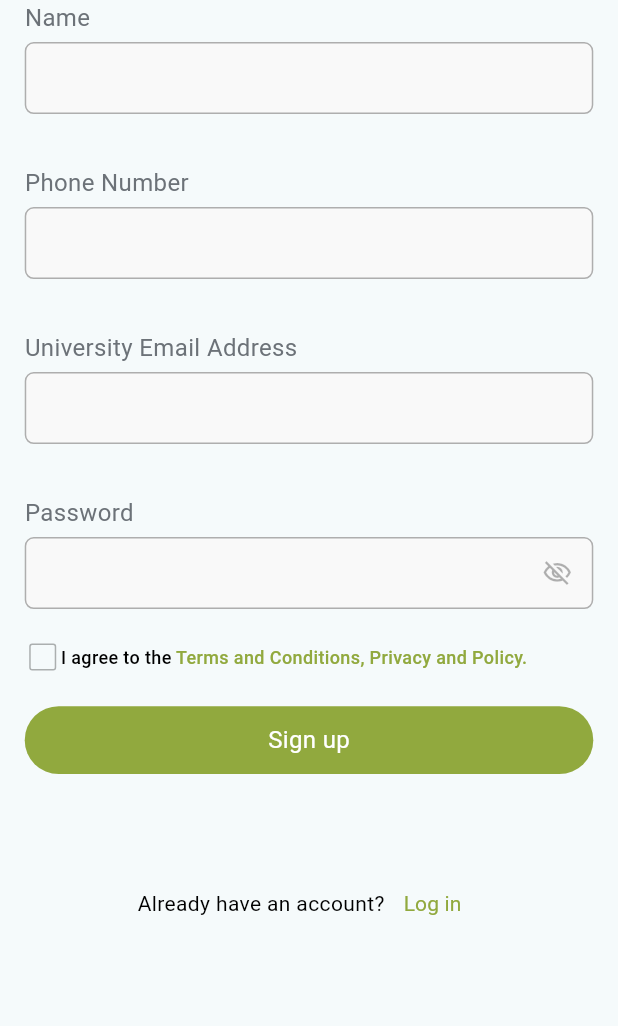
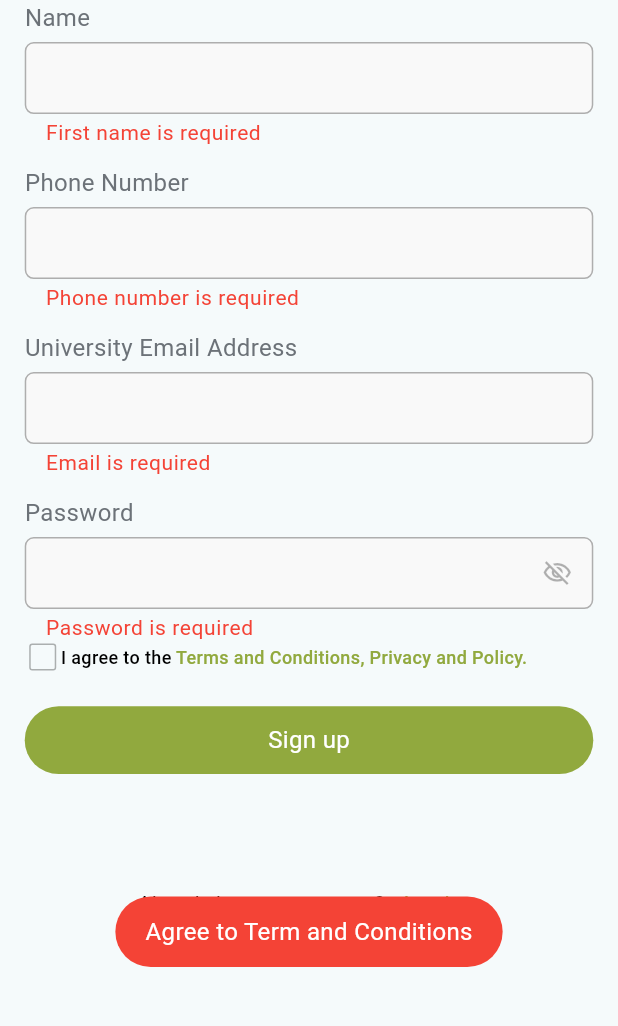
Before and after one commit to Abdulla-Khan/FlourishU, a Flutter app: the SignUpView screen opened by its route, after a tap on "Sign up", on a phone screen of 412 x 824 dp, the part 173-1199 px from its top. Run offline on Flutter 3.47's test engine with Material 3 defaults, Android fonts, the phone set to English and light mode, and no system bars; our stand-ins replace flutter_svg, fluttertoast, get, get_storage, google_fonts, jwt_decoder and 1 more; missing offline and left inert: wheel_slider; accounts and stored records are empty; network calls fail; Roboto replaces fonts that are missing (Helvetica Light).

Commit message:
Toasts Added. Auth Completed

```diff
--- a/lib/controllers/sign_up_controller.dart
+++ b/lib/controllers/sign_up_controller.dart
@@ -1,8 +1,11 @@
 import 'dart:developer';
 
 import 'package:flourish/utils/services/api_service.dart';
+import 'package:flourish/utils/services/form_validation_service.dart';
 import 'package:flutter/material.dart';
 import 'package:get/get.dart';
+
+import '../utils/services/toast_service.dart';
 
 class SignUpController extends GetxController {
   RxBool checkBoxValue = false.obs;
@@ -14,8 +17,28 @@ class SignUpController extends GetxController {
   RxString emailError = ''.obs;
   RxString passwordError = ''.obs;
   RxString nameError = ''.obs;
+  RxString checkBoxError = ''.obs;
   RxString phoneError = ''.obs;
   ApiService apiService = ApiService();
+
+  bool validateForm() {
+    validateEmail(emailController.text, emailError);
+    validateCompletePassword(passwordController.text, passwordError);
+    validateName(nameController.text, nameError);
+    validatePhoneNumber(phoneController.text, phoneError);
+    if (!checkBoxValue.value) {
+      FlutterToastService().showError("Agree to Term and Conditions");
+      checkBoxError.value = 'You must agree to the terms and conditions';
+    } else {
+      checkBoxError.value = '';
+    }
+
+    return emailError.value.isEmpty &&
+        checkBoxError.value.isEmpty &&
+        passwordError.value.isEmpty &&
+        nameError.value.isEmpty &&
+        phoneError.value.isEmpty;
+  }
 
   void checkBoxValueChange(bool value) {
     checkBoxValue.value = value;
@@ -36,6 +59,10 @@ class SignUpController extends GetxController {
           phoneController.text,
         ]);
         isLoading.value = false;
+      } else {
+        isLoading.value = false;
+        FlutterToastService()
+            .showError("Unable to to Sign Up. Try Again Later");
       }
     } catch (e) {
       isLoading.value = false;
--- /dev/null
+++ b/lib/utils/services/toast_service.dart
@@ -0,0 +1,40 @@
+import 'package:flourish/utils/constants/colors.dart';
+import 'package:fluttertoast/fluttertoast.dart';
+import 'package:flutter/material.dart';
+
+class FlutterToastService {
+  static final FlutterToastService _instance = FlutterToastService._internal();
+
+  factory FlutterToastService() {
+    return _instance;
+  }
+
+  FlutterToastService._internal();
+
+  // Show a success toast
+  void showSuccess(String message) {
+    _showToast(message, ToastGravity.BOTTOM, textBtnColor);
+  }
+
+  // Show an error toast
+  void showError(String message) {
+    _showToast(message, ToastGravity.BOTTOM, Colors.red);
+  }
+
+  // Show an informational toast
+  void showInfo(String message) {
+    _showToast(message, ToastGravity.BOTTOM, Colors.blue);
+  }
+
+  // Private method to display a toast
+  void _showToast(String message, ToastGravity gravity, Color backgroundColor) {
+    Fluttertoast.showToast(
+      msg: message,
+      gravity: gravity,
+      toastLength: Toast.LENGTH_SHORT,
+      backgroundColor: backgroundColor,
+      textColor: Colors.white,
+      fontSize: 16.0,
+    );
+  }
+}
--- a/lib/views/auth/login/login_view.dart
+++ b/lib/views/auth/login/login_view.dart
@@ -2,6 +2,7 @@ import 'dart:developer';
 
 import 'package:flourish/utils/constants/colors.dart';
 import 'package:flourish/utils/services/form_validation_service.dart';
+import 'package:flourish/utils/services/toast_service.dart';
 import 'package:flourish/views/components/common/custom_button.dart';
 import 'package:flourish/views/components/common/textfield.dart';
 import 'package:flutter/material.dart';
@@ -166,7 +167,8 @@ class LoginView extends GetView<LoginController> {
                                     onTap: () {
                                       controller.validateForm()
                                           ? controller.login()
-                                          : log("Show Error");
+                                          : FlutterToastService()
+                                              .showError("Fill all feilds");
                                     },
                                   ),
                           ),
--- a/lib/views/auth/sign_up/sign_up_view.dart
+++ b/lib/views/auth/sign_up/sign_up_view.dart
@@ -1,6 +1,9 @@
+import 'dart:developer';
+
 import 'package:flourish/controllers/sign_up_controller.dart';
 import 'package:flourish/utils/constants/colors.dart';
 import 'package:flourish/utils/services/form_validation_service.dart';
+import 'package:flourish/utils/services/toast_service.dart';
 import 'package:flourish/views/components/common/textfield.dart';
 import 'package:flutter/material.dart';
 import 'package:flutter_svg/svg.dart';
@@ -53,17 +56,18 @@ class SignUpView extends GetView<SignUpController> {
                       onChanged: (value) =>
                           validatePhoneNumber(value, controller.phoneError),
                       errorMessage: controller.phoneError.value,
+                      isKeyboard: true,
                     ),
                     textFeild(
-                      "University Email Address",
-                      controller.emailController,
-                      validator: (value) => controller.emailError.value.isEmpty
-                          ? null
-                          : controller.emailError.value,
-                      onChanged: (value) =>
-                          validateEmail(value, controller.emailError),
-                      errorMessage: controller.emailError.value,
-                    ),
+                        "University Email Address", controller.emailController,
+                        validator: (value) =>
+                            controller.emailError.value.isEmpty
+                                ? null
+                                : controller.emailError.value,
+                        onChanged: (value) =>
+                            validateEmail(value, controller.emailError),
+                        errorMessage: controller.emailError.value,
+                        isEmail: true),
                     PasswordFeild(
                       name: "Password",
                       controller: controller.passwordController,
@@ -124,7 +128,9 @@ class SignUpView extends GetView<SignUpController> {
                         : CustomButton(
                             text: "Sign up",
                             onTap: () {
-                              controller.getCode();
+                              controller.validateForm()
+                                  ? controller.getCode()
+                                  : null;
                             },
                           ),
                     const Spacer(
--- a/pubspec.yaml
+++ b/pubspec.yaml
@@ -43,6 +43,7 @@ dependencies:
   wheel_slider: ^1.2.1
   intl: ^0.19.0
   jwt_decoder: ^2.0.1
+  fluttertoast: ^8.2.8
 
 dev_dependencies:
   flutter_test:
```
Also changed, not shown: lib/controllers/email_verify_controller.dart (+9 -0 lines), lib/controllers/forgot_password_controller.dart (+11 -3 lines), lib/views/auth/forgot_password/forgot_password_view.dart (+15 -4 lines), pubspec.lock, 1 other file.
